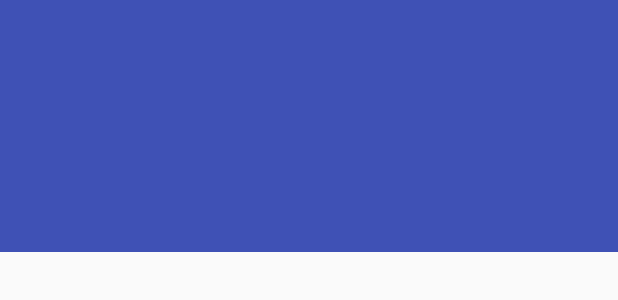
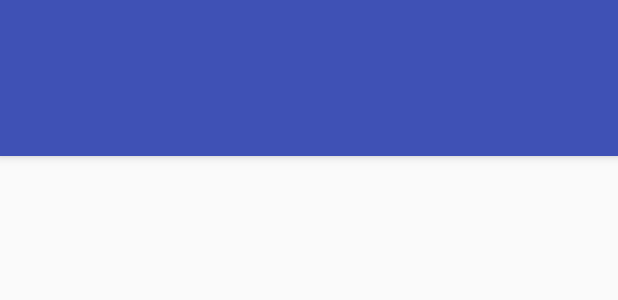
Before and after one commit to dexafree/SeriesCountdown, an Android app: the layout activity_main.xml on its own in the app's theme, with its tools: preview values and no code run, on a phone screen of 412 x 824 dp. Shown: the top 300 px of the screen. Run offline under Robolectric (Android 15) with nearby library versions, the phone set to English and light mode, and no system bars.

Commit message:
In progress

```diff
--- a/app/src/main/res/layout/activity_main.xml
+++ b/app/src/main/res/layout/activity_main.xml
@@ -6,32 +6,26 @@
     <android.support.design.widget.AppBarLayout
         android:id="@+id/app_bar_layout"
         android:layout_width="match_parent"
-        android:layout_height="168dp"
-        android:background="?colorPrimary">
+        android:layout_height="wrap_content"
+        android:theme="@style/ThemeOverlay.AppCompat.Dark.ActionBar">
 
-        <android.support.design.widget.CollapsingToolbarLayout
-            android:id="@+id/collapsing_toolbar_layout"
+        <android.support.v7.widget.Toolbar
+            android:id="@+id/toolbar"
             android:layout_width="match_parent"
-            android:layout_height="match_parent"
-            app:collapsedTitleTextAppearance="@style/TextAppearance.AppCompat.Widget.ActionBar.Title.Inverse"
-            app:expandedTitleTextAppearance="@style/TextAppearance.AppCompat.Widget.ActionBar.Title.Inverse"
-            app:expandedTitleMarginStart="72dp"
-            app:layout_scrollFlags="scroll|exitUntilCollapsed"
-            android:elevation="4dp">
+            android:layout_height="?attr/actionBarSize"
+            android:background="?attr/colorPrimary"
+            app:layout_scrollFlags="scroll|enterAlways"
+            app:popupTheme="@style/ThemeOverlay.AppCompat.Light"/>
 
-            <android.support.v7.widget.Toolbar
-                android:id="@+id/toolbar"
-                android:layout_width="match_parent"
-                android:layout_height="?actionBarSize"
-                android:theme="@style/ThemeOverlay.AppCompat.Dark.ActionBar"
-                app:contentInsetStart="72dp"
-                app:layout_collapseMode="pin"/>
+        <android.support.design.widget.TabLayout
+            android:id="@+id/tablayout"
+            android:layout_width="match_parent"
+            android:layout_height="wrap_content" />
 
-        </android.support.design.widget.CollapsingToolbarLayout>
     </android.support.design.widget.AppBarLayout>
 
-    <android.support.v7.widget.RecyclerView
-        android:id="@+id/series_recycler_view"
+    <android.support.v4.view.ViewPager
+        android:id="@+id/viewpager"
         android:layout_width="match_parent"
         android:layout_height="match_parent"
         app:layout_behavior="@string/appbar_scrolling_view_behavior" />
```
Also changed, not shown: app/src/main/java/com/dexafree/seriescountdown/adapters/ViewPagerAdapter.java (added, +38 -0 lines), app/src/main/java/com/dexafree/seriescountdown/interactors/BaseSeriesInteractor.java (+5 -27 lines), app/src/main/java/com/dexafree/seriescountdown/presenters/BaseSerieListPresenter.java (added, +21 -0 lines), app/src/main/java/com/dexafree/seriescountdown/ui/MainActivity.java (+24 -11 lines), app/src/main/java/com/dexafree/seriescountdown/ui/fragments/BaseFragment.java (added, +14 -0 lines), app/src/main/java/com/dexafree/seriescountdown/ui/fragments/BaseSerieListFragment.java (added, +12 -0 lines).
